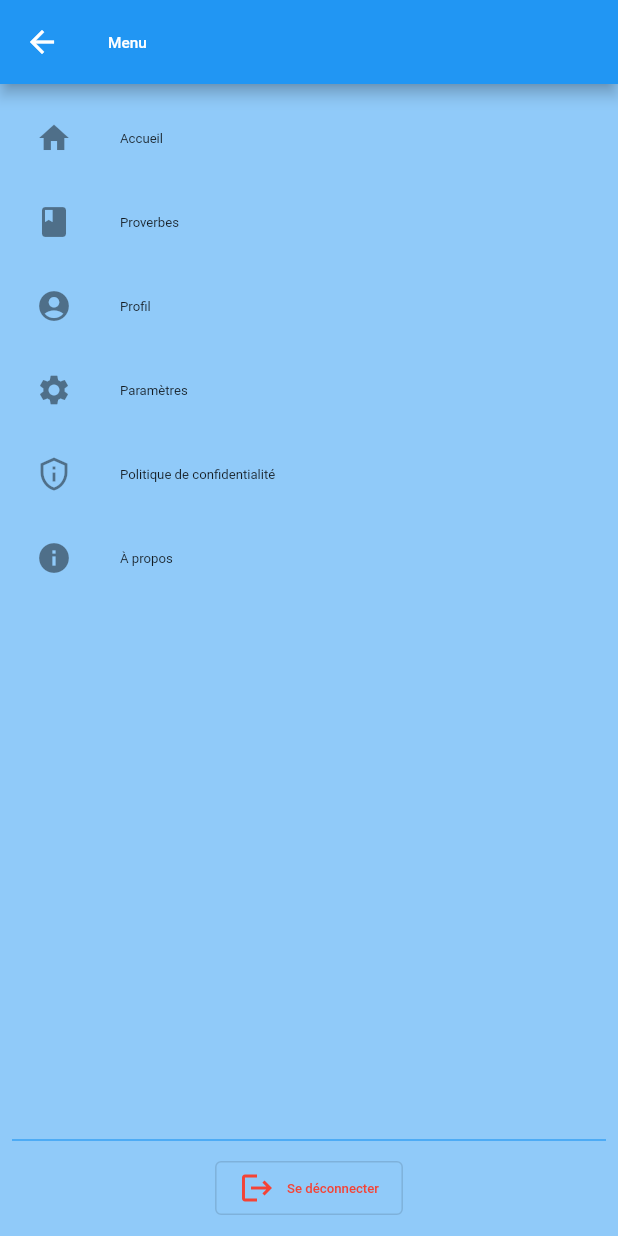
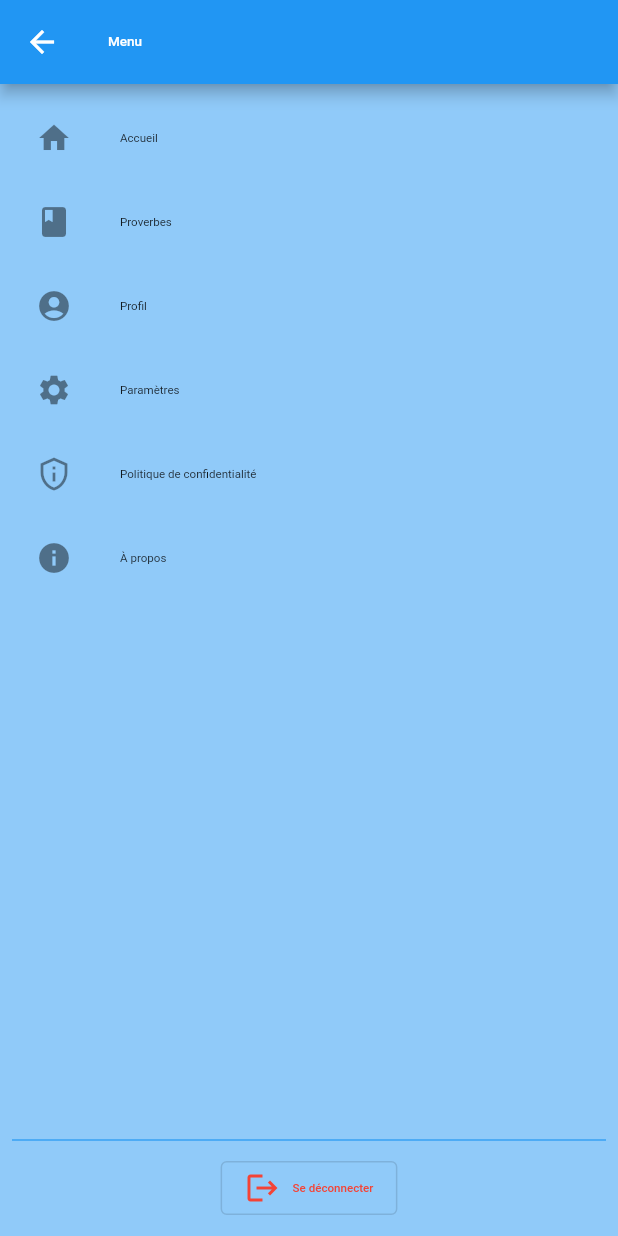
Before and after one commit to smirltech/tabwa-french, a Flutter app: the MainMenu screen opened directly, on a phone screen of 412 x 824 dp. Run offline on Flutter 3.47's test engine with Material 2 defaults, Android fonts, the phone set to English and light mode, and no system bars; our stand-ins replace badges, connectivity_plus, fluttertoast, get, get_storage, google_fonts and 2 more; missing offline and left inert: flutter_sound_lite, smirl_version_checker; accounts and stored records are empty; network calls fail.

Commit message:
working on auto adjusting font size according to screen size

```diff
--- a/lib/app/views/auth/password/recovery/confirm_screen.dart
+++ b/lib/app/views/auth/password/recovery/confirm_screen.dart
@@ -27,7 +27,7 @@ class PasswordRecoveryConfirmScreen extends StatelessWidget {
     return Scaffold(
       appBar: AppBar(
         title: Text('confirm code'.tr,
-            style: TextStyle(fontSize: getShortSide(16))),
+            style: TextStyle(fontSize: getTextSize(16))),
       ),
       body: Center(
         child: Column(
@@ -36,7 +36,7 @@ class PasswordRecoveryConfirmScreen extends StatelessWidget {
               "if you have received a code, enter it below".tr,
               textAlign: TextAlign.center,
               style: TextStyle(
-                fontSize: getShortSide(14),
+                fontSize: getTextSize(14),
               ),
             ).paddingAll(getShortSide(20)),
             Padding(
@@ -83,7 +83,7 @@ class PasswordRecoveryConfirmScreen extends StatelessWidget {
                             _authController.passwordResetConfirmCode(creds);
                           },
                     style: ElevatedButton.styleFrom(
-                        textStyle: TextStyle(fontSize: getShortSide(12))),
+                        textStyle: TextStyle(fontSize: getTextSize(12))),
                     child: Text("check the code".tr));
               }),
             ),
--- a/lib/app/views/auth/password/recovery/reset_screen.dart
+++ b/lib/app/views/auth/password/recovery/reset_screen.dart
@@ -31,7 +31,7 @@ class PasswordRecoveryResetScreen extends StatelessWidget {
     return Scaffold(
       appBar: AppBar(
         title: Text('change password'.tr,
-            style: TextStyle(fontSize: getShortSide(16))),
+            style: TextStyle(fontSize: getTextSize(16))),
       ),
       body: Center(
         child: Column(
@@ -41,7 +41,7 @@ class PasswordRecoveryResetScreen extends StatelessWidget {
                   .tr,
               textAlign: TextAlign.center,
               style: TextStyle(
-                fontSize: getShortSide(14),
+                fontSize: getTextSize(14),
               ),
             ).paddingAll(getShortSide(20)),
             Padding(
@@ -86,7 +86,7 @@ class PasswordRecoveryResetScreen extends StatelessWidget {
                             _authController.forgotPasswordReset(creds);
                           },
                     style: ElevatedButton.styleFrom(
-                        textStyle: TextStyle(fontSize: getShortSide(12))),
+                        textStyle: TextStyle(fontSize: getTextSize(12))),
                     child: Text("reset password".tr));
               }),
             ),
--- a/lib/app/views/auth/register/register_screen.dart
+++ b/lib/app/views/auth/register/register_screen.dart
@@ -49,7 +49,7 @@ class RegisterScreen extends StatelessWidget {
                   .tr,
               textAlign: TextAlign.center,
               style: TextStyle(
-                fontSize: getShortSide(14),
+                fontSize: getTextSize(14),
               ),
             ).paddingOnly(top: getShortSide(20), bottom: getShortSide(20)),
             Padding(
@@ -160,7 +160,7 @@ class RegisterScreen extends StatelessWidget {
                             _authController.register(user);
                           },
                     child: Text('register'.tr,
-                        style: TextStyle(fontSize: getShortSide(12))));
+                        style: TextStyle(fontSize: getTextSize(12))));
               }),
             ),
           ],
--- a/lib/app/views/home/components/main_menu.dart
+++ b/lib/app/views/home/components/main_menu.dart
@@ -14,7 +14,7 @@ class MainMenu extends StatelessWidget {
     return Scaffold(
       backgroundColor: Theme.of(context).backgroundColor,
       appBar: AppBar(
-        title: Text('menu'.tr, style: TextStyle(fontSize: getShortSide(14))),
+        title: Text('menu'.tr, style: TextStyle(fontSize: getTextSize(14))),
       ),
       body: Padding(
         padding: const EdgeInsets.all(8.0),
@@ -24,7 +24,7 @@ class MainMenu extends StatelessWidget {
             ListTile(
               leading: const Icon(Icons.home),
               title:
-                  Text('home'.tr, style: TextStyle(fontSize: getShortSide(12))),
+                  Text('home'.tr, style: TextStyle(fontSize: getTextSize(12))),
               onTap: () {
                 Get.back();
               },
@@ -32,7 +32,7 @@ class MainMenu extends StatelessWidget {
             ListTile(
               leading: const Icon(Icons.book),
               title: Text('proverbs'.tr,
-                  style: TextStyle(fontSize: getShortSide(12))),
+                  style: TextStyle(fontSize: getTextSize(12))),
               onTap: () {
                 Get.back();
                 Get.find<WordsService>().loadProverbsScreen();
@@ -41,7 +41,7 @@ class MainMenu extends StatelessWidget {
             ListTile(
               leading: const Icon(Icons.account_circle),
               title: Text('profile'.tr,
-                  style: TextStyle(fontSize: getShortSide(12))),
+                  style: TextStyle(fontSize: getTextSize(12))),
               onTap: () {
                 Get.back();
                 Get.toNamed(Routes.profile);
@@ -50,7 +50,7 @@ class MainMenu extends StatelessWidget {
             ListTile(
               leading: const Icon(Icons.settings),
               title: Text('settings'.tr,
-                  style: TextStyle(fontSize: getShortSide(12))),
+                  style: TextStyle(fontSize: getTextSize(12))),
               onTap: () {
                 Get.back();
                 Get.toNamed(Routes.settings);
@@ -59,7 +59,7 @@ class MainMenu extends StatelessWidget {
             ListTile(
               leading: const Icon(Icons.privacy_tip_outlined),
               title: Text('privacy policy'.tr,
-                  style: TextStyle(fontSize: getShortSide(12))),
+                  style: TextStyle(fontSize: getTextSize(12))),
               onTap: () {
                 Get.back();
                 Get.toNamed(Routes.privacy);
@@ -67,8 +67,8 @@ class MainMenu extends StatelessWidget {
             ),
             ListTile(
               leading: const Icon(Icons.info),
-              title: Text('about'.tr,
-                  style: TextStyle(fontSize: getShortSide(12))),
+              title:
+                  Text('about'.tr, style: TextStyle(fontSize: getTextSize(12))),
               onTap: () {
                 Get.back();
                 Get.toNamed(Routes.about);
@@ -95,7 +95,7 @@ class MainMenu extends StatelessWidget {
                         ),
                         icon: const Icon(Icons.logout),
                         label: Text('logout'.tr,
-                            style: TextStyle(fontSize: getShortSide(12))),
+                            style: TextStyle(fontSize: getTextSize(12))),
                       ),
                     );
                   } else {
@@ -107,7 +107,7 @@ class MainMenu extends StatelessWidget {
                         },
                         icon: const Icon(Icons.login),
                         label: Text('login'.tr,
-                            style: TextStyle(fontSize: getShortSide(12))),
+                            style: TextStyle(fontSize: getTextSize(12))),
                       ),
                     );
                   }
@@ -124,7 +124,7 @@ class MainMenu extends StatelessWidget {
                       ),
                       icon: const Icon(Icons.person_add_alt),
                       label: Text('register'.tr,
-                          style: TextStyle(fontSize: getShortSide(12))),
+                          style: TextStyle(fontSize: getTextSize(12))),
                     ),
                   ),
               ],
--- a/lib/app/views/settings/settings_screen.dart
+++ b/lib/app/views/settings/settings_screen.dart
@@ -56,7 +56,7 @@ class SettingsScreen extends StatelessWidget {
             Text(
               'settings'.tr,
               style: TextStyle(
-                  fontWeight: FontWeight.bold, fontSize: getShortSide(14.0)),
+                  fontWeight: FontWeight.bold, fontSize: getTextSize(14.0)),
             ),
             Padding(
               padding: const EdgeInsets.all(10.0),
--- a/lib/app/views/words/add_word/add_word_screen.dart
+++ b/lib/app/views/words/add_word/add_word_screen.dart
@@ -117,7 +117,7 @@ class AddWordScreen extends StatelessWidget {
                 ),
                 const Divider(),
                 Text("optional".tr,
-                    style: TextStyle(fontSize: getShortSide(16))),
+                    style: TextStyle(fontSize: getTextSize(16))),
                 Padding(
                   padding: const EdgeInsets.all(10.0),
                   child: TextFormField(
--- a/lib/app/views/words/show_word/components/add_translation.dart
+++ b/lib/app/views/words/show_word/components/add_translation.dart
@@ -44,7 +44,7 @@ class AddTranslation extends StatelessWidget {
         child: Column(
           children: [
             Text("add translation".tr,
-                    style: TextStyle(fontSize: getShortSide(20)))
+                    style: TextStyle(fontSize: getTextSize(20)))
                 .paddingSymmetric(vertical: getShortSide(10)),
             Expanded(
               child: ListView(
--- a/lib/app/views/words/show_word/components/edit_translation.dart
+++ b/lib/app/views/words/show_word/components/edit_translation.dart
@@ -60,7 +60,7 @@ class EditTranslation extends StatelessWidget {
         child: Column(
           children: [
             Text('edit translation'.tr,
-                    style: TextStyle(fontSize: getShortSide(20)))
+                    style: TextStyle(fontSize: getTextSize(20)))
                 .paddingSymmetric(vertical: getShortSide(10)),
             Expanded(
               child: ListView(
--- a/lib/app/views/words/show_word/components/edit_word.dart
+++ b/lib/app/views/words/show_word/components/edit_word.dart
@@ -54,7 +54,7 @@ class EditWord extends StatelessWidget {
           SliverToBoxAdapter(
             child: Center(
                 child: Text("edit word".tr,
-                        style: TextStyle(fontSize: getShortSide(20)))
+                        style: TextStyle(fontSize: getTextSize(20)))
                     .paddingSymmetric(vertical: getShortSide(10))),
           ),
           SliverToBoxAdapter(
--- a/lib/system/database/configs.dart
+++ b/lib/system/database/configs.dart
@@ -1,5 +1,5 @@
 const bool _online = true;
-const bool ON_EMULATOR = false;
+const bool ON_EMULATOR = true;
 const String _OFFLINE_BASE_URL = "http://tabwa.test/api";
 const String _ONLINE_BASE_URL = ON_EMULATOR
     ? "http://tabwa.smirltech.com/api"
--- a/lib/system/helpers/sizes.dart
+++ b/lib/system/helpers/sizes.dart
@@ -63,7 +63,21 @@ double getProportionateScreenWidth(double inputWidth) {
 double getShortSide(double inputSide) {
   double screenShortSide = SizeConfig.screenShortSide;
   // 375 is the layout width that designer use
+  // logcat("devicePixelRatio: ${SizeConfig.devicePixelRatio}");
+  // final rate = 1 / SizeConfig.devicePixelRatio;
+  return (inputSide / 375.0) * screenShortSide;
+}
+
+// Get the proportionate side as per screen short size
+double getTextSize(double inputSide) {
+  double screenShortSide = SizeConfig.screenShortSide;
+  // 375 is the layout width that designer use
   logcat("devicePixelRatio: ${SizeConfig.devicePixelRatio}");
-  final rate = 1 / SizeConfig.devicePixelRatio;
-  return (inputSide / 375.0) * screenShortSide * rate;
+  final rate = SizeConfig.devicePixelRatio;
+  final multiplier = rate > 1.5
+      ? 375
+      : rate > 1
+          ? 640
+          : 750;
+  return (inputSide / multiplier) * screenShortSide;
 }
--- a/lib/system/themes/theme_setting.dart
+++ b/lib/system/themes/theme_setting.dart
@@ -11,18 +11,18 @@ class ThemeSetting {
   static const Color green = Colors.pink;
 
   /// Theme sizes
-  static final double veryTiny = getShortSide(8.0);
-  static final double tiny = getShortSide(10.0);
-  static final double verySmall = getShortSide(12.0);
-  static final double small = getShortSide(14.0);
-  static final double normal = getShortSide(16.0);
-  static final double big = getShortSide(18.0);
-  static final double veryBig = getShortSide(20.0);
-  static final double large = getShortSide(22.0);
-  static final double veryLarge = getShortSide(24.0);
-  static final double huge = getShortSide(26.0);
-  static final double veryHuge = getShortSide(28.0);
-  static final double massive = getShortSide(30.0);
+  static final double veryTiny = getTextSize(8.0);
+  static final double tiny = getTextSize(10.0);
+  static final double verySmall = getTextSize(12.0);
+  static final double small = getTextSize(14.0);
+  static final double normal = getTextSize(16.0);
+  static final double big = getTextSize(18.0);
+  static final double veryBig = getTextSize(20.0);
+  static final double large = getTextSize(22.0);
+  static final double veryLarge = getTextSize(24.0);
+  static final double huge = getTextSize(26.0);
+  static final double veryHuge = getTextSize(28.0);
+  static final double massive = getTextSize(30.0);
 
   /// The default theme.
   static ThemeData darkTheme = ThemeDark.theme;
```
Also changed, not shown: lib/app/views/about/about_screen.dart (+6 -6 lines), lib/app/views/auth/login/login_screen.dart (+4 -4 lines), lib/app/views/auth/password/recovery/request_screen.dart (+4 -4 lines), lib/app/views/home/home_screen.dart (+9 -9 lines), lib/app/views/proverb/proverb_screen.dart (+5 -5 lines), lib/app/views/words/show_word/show_word_screen.dart (+3 -4 lines).
